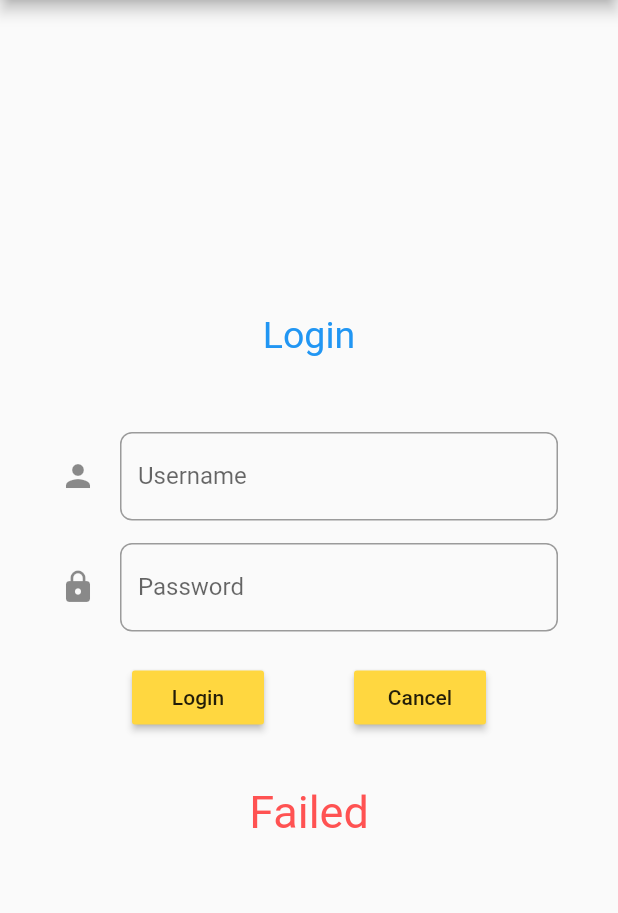
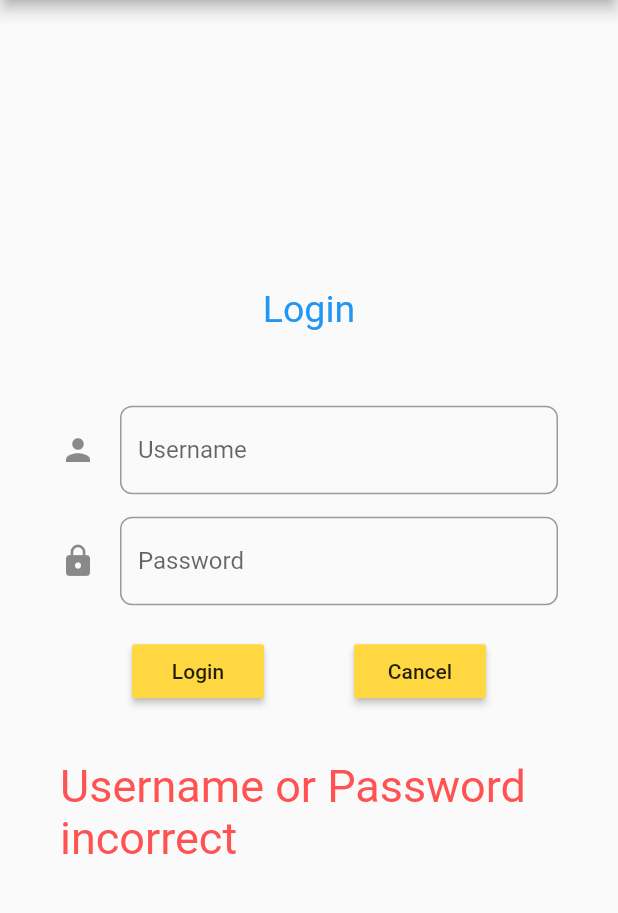
Before and after one commit to rdtank/WCMC, a Flutter app: the screen it shows after launch, after a tap on "Login", on a phone screen of 412 x 824 dp, the part 84-997 px from its top. Run offline on Flutter 3.47's test engine with Material 2 defaults, Android fonts, the phone set to English and light mode, and no system bars; our stand-ins replace fluttertoast.

Commit message:
Practical 5

```diff
--- a/practical_5/lib/main.dart
+++ b/practical_5/lib/main.dart
@@ -46,7 +46,7 @@ class _LoginState extends State<Login> {
       });
     } else {
       setState(() {
-        msg = 'Failed';
+        msg = 'Username or Password incorrect';
         tColor = Colors.redAccent;
         tVisible = true;
       });
```
